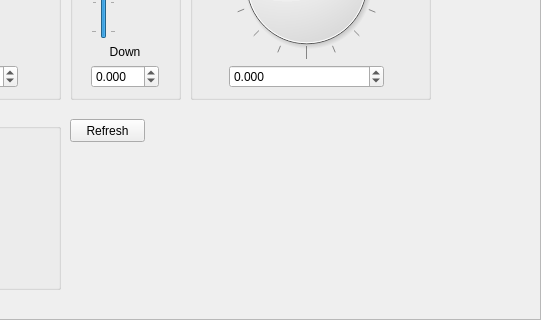
Old version of the form src/qt-frontend/CosyGui/navigationwindow.ui in the repository phresnel/picogen; both pictures show x 200 to 741 and y 248 to 568 of the 741 by 568 pixel window.
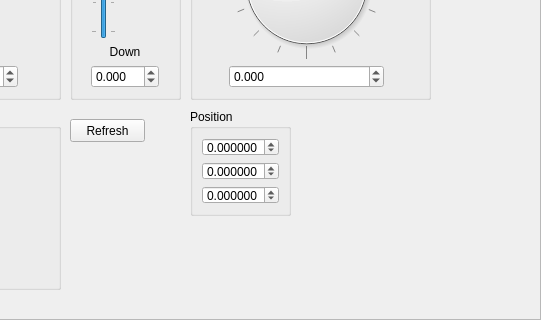
New version of the form. Custom widgets are drawn as their Qt base class.

The edit to the form file:
```diff
--- a/src/qt-frontend/CosyGui/navigationwindow.ui
+++ b/src/qt-frontend/CosyGui/navigationwindow.ui
@@ -405,6 +405,60 @@
            <string>Refresh</string>
           </property>
          </widget>
+         <widget class="QGroupBox" name="groupBox_4">
+          <property name="geometry">
+           <rect>
+            <x>380</x>
+            <y>260</y>
+            <width>101</width>
+            <height>107</height>
+           </rect>
+          </property>
+          <property name="title">
+           <string>Position</string>
+          </property>
+          <layout class="QVBoxLayout" name="verticalLayout_5">
+           <item>
+            <widget class="QDoubleSpinBox" name="xSpin">
+             <property name="decimals">
+              <number>6</number>
+             </property>
+             <property name="minimum">
+              <double>-999999999.000000000000000</double>
+             </property>
+             <property name="maximum">
+              <double>999999999.000000000000000</double>
+             </property>
+            </widget>
+           </item>
+           <item>
+            <widget class="QDoubleSpinBox" name="ySpin">
+             <property name="decimals">
+              <number>6</number>
+             </property>
+             <property name="minimum">
+              <double>-999999999.000000000000000</double>
+             </property>
+             <property name="maximum">
+              <double>999999999.000000000000000</double>
+             </property>
+            </widget>
+           </item>
+           <item>
+            <widget class="QDoubleSpinBox" name="zSpin">
+             <property name="decimals">
+              <number>6</number>
+             </property>
+             <property name="minimum">
+              <double>-999999999.000000000000000</double>
+             </property>
+             <property name="maximum">
+              <double>999999999.000000000000000</double>
+             </property>
+            </widget>
+           </item>
+          </layout>
+         </widget>
         </widget>
         <widget class="QWidget" name="page_2"/>
        </widget>
```
